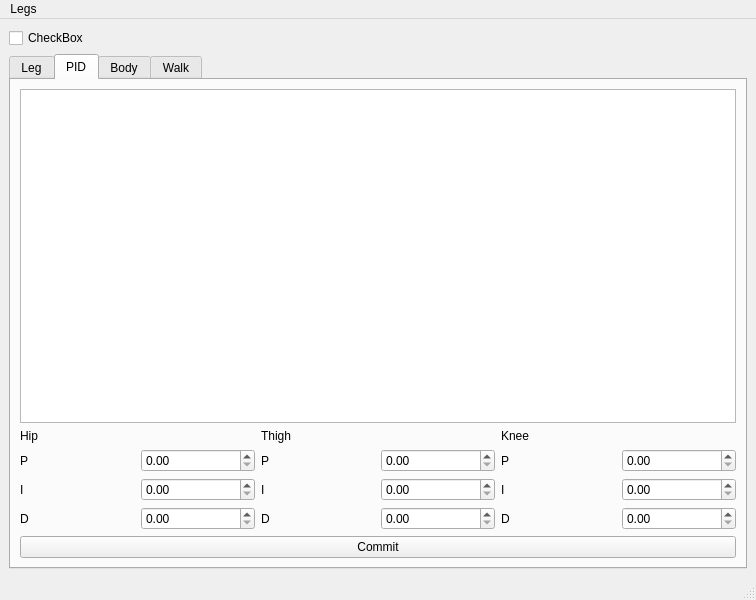
Above: stompy/ui/stompy.ui from braingram/stompy before the change. Below: the same form after it.
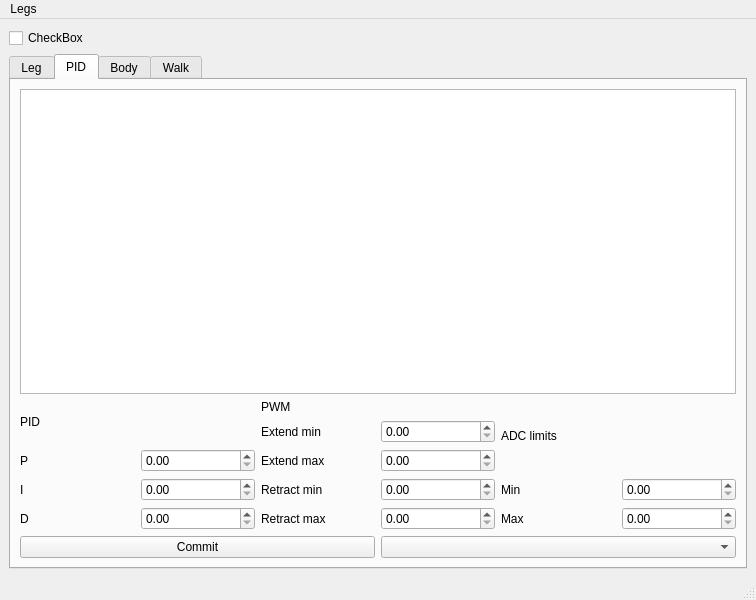
That is the form after the change. The open tabs and pages were chosen to show the change. Custom widgets are drawn as their Qt base class.

What changed in the file:
```diff
--- a/stompy/ui/stompy.ui
+++ b/stompy/ui/stompy.ui
@@ -235,7 +235,7 @@
               <item>
                <widget class="QLabel" name="label_29">
                 <property name="text">
-                 <string>Hip</string>
+                 <string>PID</string>
                 </property>
                </widget>
               </item>
@@ -288,7 +288,7 @@
               <item>
                <widget class="QLabel" name="label_25">
                 <property name="text">
-                 <string>Thigh</string>
+                 <string>PWM</string>
                 </property>
                </widget>
               </item>
@@ -297,7 +297,7 @@
                 <item>
                  <widget class="QLabel" name="label_26">
                   <property name="text">
-                   <string>P</string>
+                   <string>Extend min</string>
                   </property>
                  </widget>
                 </item>
@@ -311,7 +311,7 @@
                 <item>
                  <widget class="QLabel" name="label_27">
                   <property name="text">
-                   <string>I</string>
+                   <string>Extend max</string>
                   </property>
                  </widget>
                 </item>
@@ -325,12 +325,26 @@
                 <item>
                  <widget class="QLabel" name="label_28">
                   <property name="text">
-                   <string>D</string>
+                   <string>Retract min</string>
                   </property>
                  </widget>
                 </item>
                 <item>
-                 <widget class="QDoubleSpinBox" name="thighDSpin"/>
+                 <widget class="QDoubleSpinBox" name="retractMinSpin"/>
+                </item>
+               </layout>
+              </item>
+              <item>
+               <layout class="QHBoxLayout" name="horizontalLayout_30">
+                <item>
+                 <widget class="QLabel" name="label_33">
+                  <property name="text">
+                   <string>Retract max</string>
+                  </property>
+                 </widget>
+                </item>
+                <item>
+                 <widget class="QDoubleSpinBox" name="retractMaxSpin"/>
                 </item>
                </layout>
               </item>
@@ -341,7 +355,7 @@
               <item>
                <widget class="QLabel" name="label_12">
                 <property name="text">
-                 <string>Knee</string>
+                 <string>ADC limits</string>
                 </property>
                </widget>
               </item>
@@ -350,7 +364,7 @@
                 <item>
                  <widget class="QLabel" name="label_11">
                   <property name="text">
-                   <string>P</string>
+                   <string>Min</string>
                   </property>
                  </widget>
                 </item>
@@ -364,26 +378,12 @@
                 <item>
                  <widget class="QLabel" name="label_10">
                   <property name="text">
-                   <string>I</string>
+                   <string>Max</string>
                   </property>
                  </widget>
                 </item>
                 <item>
-                 <widget class="QDoubleSpinBox" name="kneeISpin"/>
-                </item>
-               </layout>
-              </item>
-              <item>
-               <layout class="QHBoxLayout" name="horizontalLayout_9">
-                <item>
-                 <widget class="QLabel" name="label_9">
-                  <property name="text">
-                   <string>D</string>
-                  </property>
-                 </widget>
-                </item>
-                <item>
-                 <widget class="QDoubleSpinBox" name="kneeDSpin"/>
+                 <widget class="QDoubleSpinBox" name="adcLimitMax"/>
                 </item>
                </layout>
               </item>
@@ -392,11 +392,18 @@
            </layout>
           </item>
           <item>
-           <widget class="QPushButton" name="commitPIDButton">
-            <property name="text">
-             <string>Commit</string>
-            </property>
-           </widget>
+           <layout class="QHBoxLayout" name="horizontalLayout_29">
+            <item>
+             <widget class="QPushButton" name="pidCommitButton">
+              <property name="text">
+               <string>Commit</string>
+              </property>
+             </widget>
+            </item>
+            <item>
+             <widget class="QComboBox" name="pidJointCombo"/>
+            </item>
+           </layout>
           </item>
          </layout>
          <zorder>pidPlotWidget</zorder>
```
Left out of the diff: 22 changed lines with no effect on the pictures.
